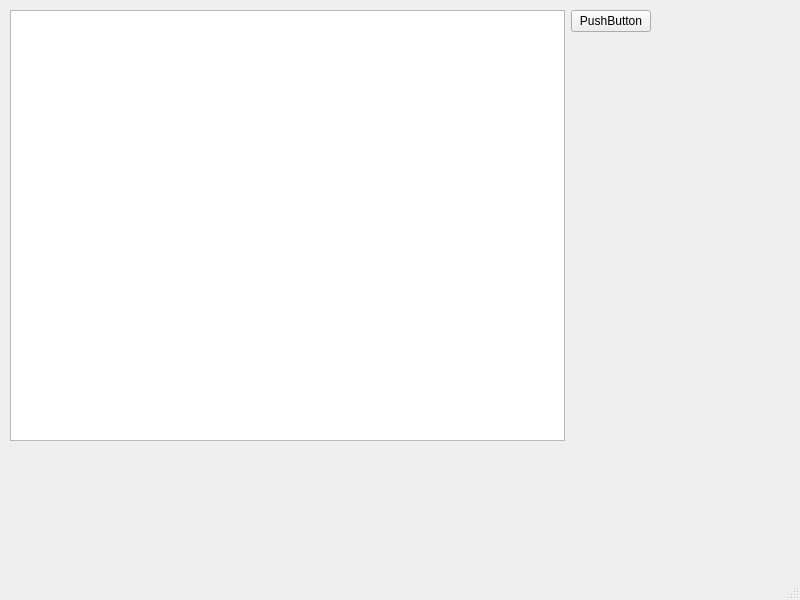
Qt form ui/gui/manager.ui (TUB-Control/PaPI) before a commit.
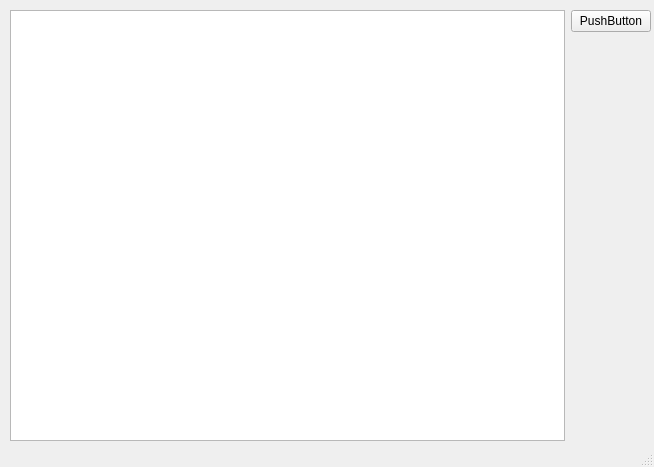
The same form after that commit.

```diff
--- a/ui/gui/manager.ui
+++ b/ui/gui/manager.ui
@@ -6,8 +6,8 @@
    <rect>
     <x>0</x>
     <y>0</y>
-    <width>800</width>
-    <height>600</height>
+    <width>654</width>
+    <height>467</height>
    </rect>
   </property>
   <property name="windowTitle">
```
Left out of the diff: 2 changed lines with no effect on the pictures.
